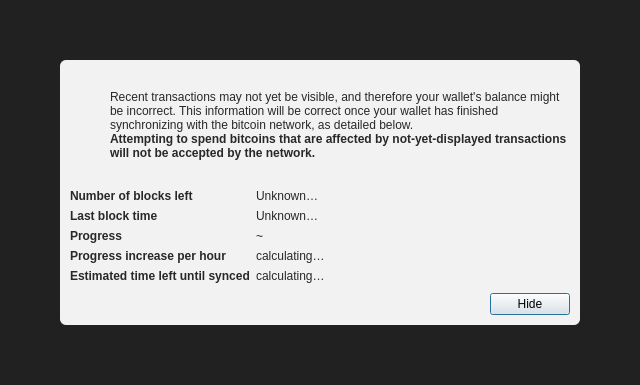
Before: the Qt Designer form src/qt/forms/modaloverlay.ui in wbubblerteam/bubcoin, drawn with Qt 5.
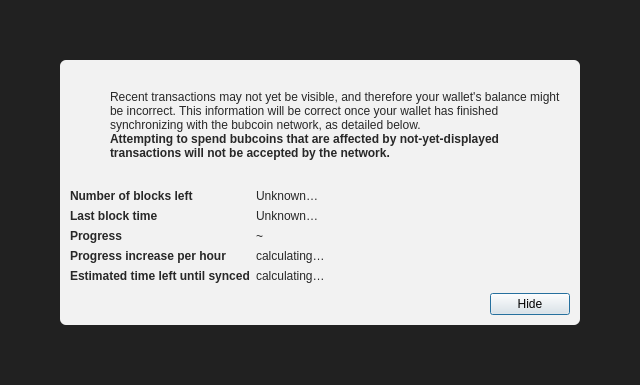
After: the same form once the commit is applied. Icons and pictures are not drawn.

```diff
--- a/src/qt/forms/modaloverlay.ui
+++ b/src/qt/forms/modaloverlay.ui
@@ -130,7 +130,7 @@
              <item>
               <widget class="QLabel" name="infoText">
                <property name="text">
-                <string>Recent transactions may not yet be visible, and therefore your wallet's balance might be incorrect. This information will be correct once your wallet has finished synchronizing with the bitcoin network, as detailed below.</string>
+                <string>Recent transactions may not yet be visible, and therefore your wallet's balance might be incorrect. This information will be correct once your wallet has finished synchronizing with the bubcoin network, as detailed below.</string>
                </property>
                <property name="textFormat">
                 <enum>Qt::RichText</enum>
@@ -149,7 +149,7 @@
                 </font>
                </property>
                <property name="text">
-                <string>Attempting to spend bitcoins that are affected by not-yet-displayed transactions will not be accepted by the network.</string>
+                <string>Attempting to spend bubcoins that are affected by not-yet-displayed transactions will not be accepted by the network.</string>
                </property>
                <property name="textFormat">
                 <enum>Qt::RichText</enum>
```
